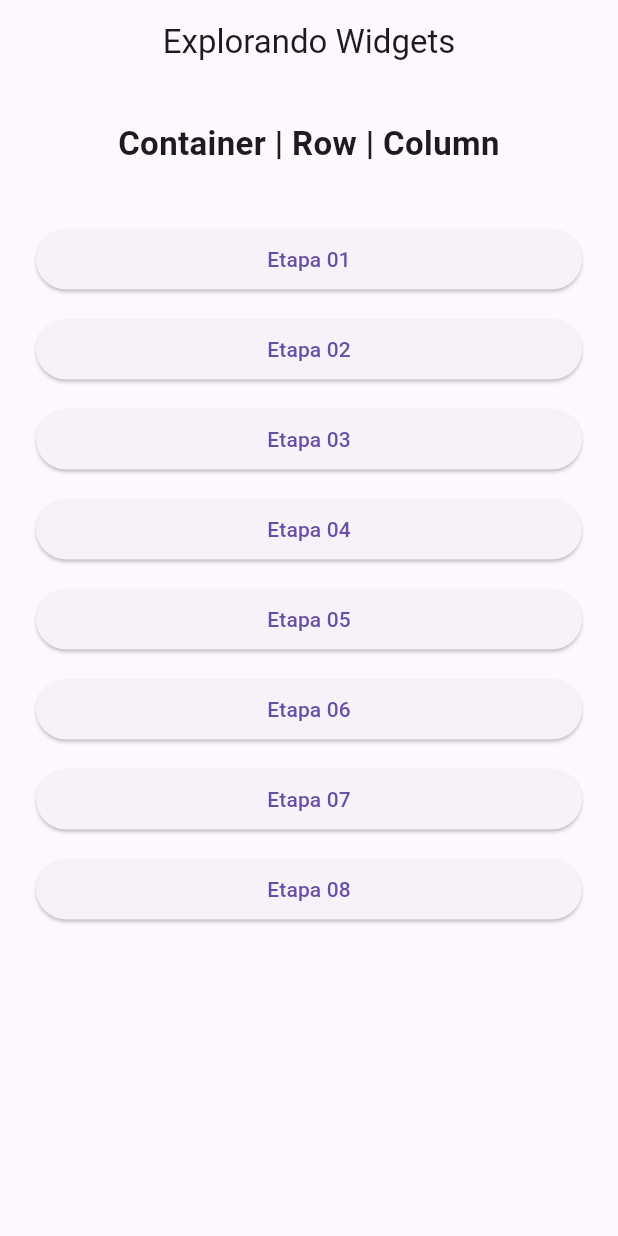
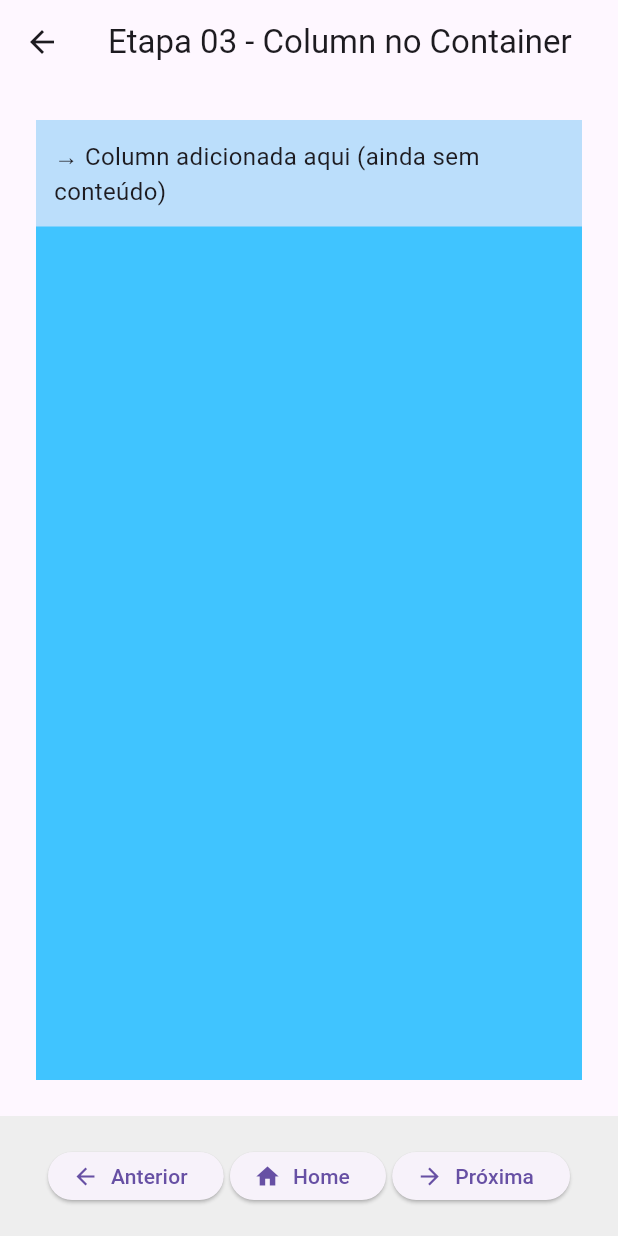
Before and after one commit to LuizFAraujo/pos_dev_web--disp_moveis--flutter_row_column_container1, a Flutter app: the screen it shows after launch, after a tap on "Etapa 03", on a phone screen of 412 x 824 dp. Run offline on Flutter 3.47's test engine with Material 3 defaults, Android fonts, the phone set to English and light mode, and no system bars.

Commit message:
✍️ FEATURE: Etapa 03 - Inserção de Column dentro do Container
- Adicionada Column como child do Container principal
- Aplicado padding interno na Column para separar do Container
- Adicionada cor suave (blue[100]) na Column para evidenciar sua área
- Inserido texto temporário como marcador visual
- Rota '/etapa03' registrada com navegação anterior e próxima

```diff
--- a/lib/main.dart
+++ b/lib/main.dart
@@ -3,6 +3,7 @@
 import 'home_page.dart';
 import 'pages/etapa01_container_base.dart';
 import 'pages/etapa02_container_margin.dart';
+import 'pages/etapa03_column_child.dart';
 
 void main() {
   runApp(const MyApp());
@@ -22,6 +23,7 @@
         '/': (context) => const HomePage(),
         '/etapa01': (context) => const Etapa01ContainerBase(),
         '/etapa02': (context) => const Etapa02ContainerMargin(),
+        '/etapa03': (context) => const Etapa03ColumnChild(),
       },
     );
   }
--- a/lib/pages/etapa03_column_child.dart
+++ b/lib/pages/etapa03_column_child.dart
@@ -0,0 +1,43 @@
+import 'package:flutter/material.dart';
+
+import '../widgets/navigation_bar_etapa.dart';
+
+/// Etapa 03: Adiciona uma Column como filha do Container.
+/// A Column é envolvida por cor clara para mostrar limites visuais.
+class Etapa03ColumnChild extends StatelessWidget {
+  const Etapa03ColumnChild({super.key});
+
+  @override
+  Widget build(BuildContext context) {
+    return Scaffold(
+      appBar: AppBar(
+        title: const Text('Etapa 03 - Column no Container'),
+        centerTitle: true,
+      ),
+      body: Container(
+        margin: const EdgeInsets.all(24),
+        color:
+            Colors.lightBlueAccent, // Cor de fundo do Container (base externa)
+        // Column adicionada como filha do Container
+        child: Column(
+          // Padding interno na Column para separar do Container
+          children: [
+            Container(
+              padding: const EdgeInsets.all(12),
+              width: double.infinity,
+              color: Colors.blue[100], // Cor de fundo da Column (visualização)
+              child: const Text(
+                '→ Column adicionada aqui (ainda sem conteúdo)',
+                style: TextStyle(fontSize: 16),
+              ),
+            ),
+          ],
+        ),
+      ),
+      bottomNavigationBar: const NavigationBarEtapa(
+        rotaAnterior: '/etapa02',
+        rotaProxima: '/etapa04',
+      ),
+    );
+  }
+}
```
